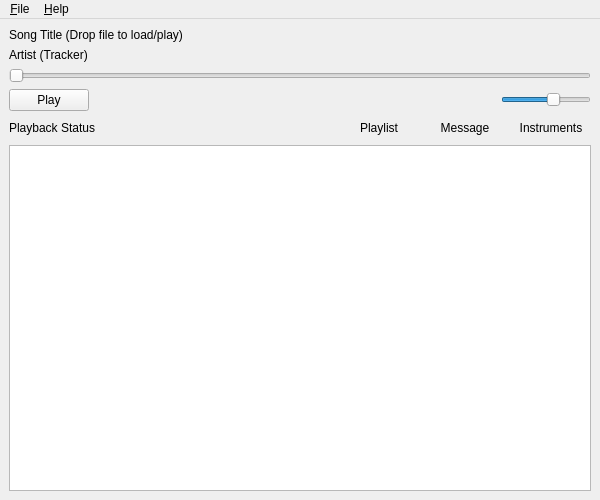
Above: widget/mainwindow.ui from BLumia/pineapple-tracker-player before the change. Below: the same form after it.
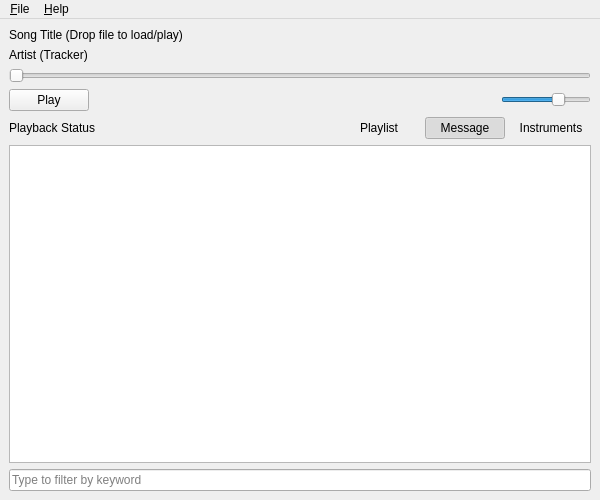
That is the form after the change. The open tabs and pages were chosen to show the change. Icons and pictures are not drawn.

Commit message: widget: playlist filter, mute and UI tweaks

The edit to the form file:
```diff
--- a/widget/mainwindow.ui
+++ b/widget/mainwindow.ui
@@ -40,7 +40,7 @@
      </widget>
     </item>
     <item>
-     <layout class="QHBoxLayout" name="horizontalLayout" stretch="0,1,0">
+     <layout class="QHBoxLayout" name="horizontalLayout" stretch="0,1,0,0">
       <item>
        <widget class="QPushButton" name="playButton">
         <property name="text">
@@ -62,7 +62,20 @@
        </spacer>
       </item>
       <item>
-       <widget class="QSlider" name="horizontalSlider_2">
+       <widget class="QPushButton" name="muteButton">
+        <property name="text">
+         <string/>
+        </property>
+        <property name="icon">
+         <iconset theme="audio-volume-high"/>
+        </property>
+        <property name="flat">
+         <bool>true</bool>
+        </property>
+       </widget>
+      </item>
+      <item>
+       <widget class="QSlider" name="volumeSlider">
         <property name="minimumSize">
          <size>
           <width>90</width>
@@ -70,7 +83,7 @@
          </size>
         </property>
         <property name="minimum">
-         <number>-1500</number>
+         <number>-2000</number>
         </property>
         <property name="maximum">
          <number>1000</number>
@@ -119,6 +132,12 @@
         <property name="text">
          <string>Message</string>
         </property>
+        <property name="checkable">
+         <bool>true</bool>
+        </property>
+        <property name="checked">
+         <bool>true</bool>
+        </property>
         <property name="flat">
          <bool>true</bool>
         </property>
@@ -181,6 +200,16 @@
         <item>
          <widget class="QListView" name="playlistView"/>
         </item>
+        <item>
+         <widget class="QLineEdit" name="filterEdit">
+          <property name="placeholderText">
+           <string>Type to filter by keyword</string>
+          </property>
+          <property name="clearButtonEnabled">
+           <bool>true</bool>
+          </property>
+         </widget>
+        </item>
        </layout>
       </widget>
       <widget class="QWidget" name="instrumentsPage">
```
Left out of the diff: 20 changed lines with no effect on the pictures. The commit also changes 2 other files.
